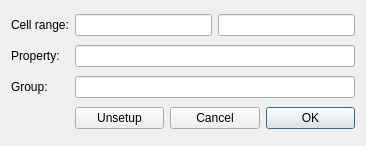
First picture: the form in src/Mod/Spreadsheet/Gui/DlgSheetConf.ui, repository southseact-3d/fcd, before the edit.
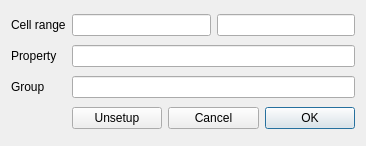
Second picture: the form after the edit. Custom widgets are drawn as their Qt base class.

What changed in the file:
```diff
--- a/src/Mod/Spreadsheet/Gui/DlgSheetConf.ui
+++ b/src/Mod/Spreadsheet/Gui/DlgSheetConf.ui
@@ -17,7 +17,7 @@
    <item row="0" column="0">
     <widget class="QLabel" name="label">
      <property name="text">
-      <string>Cell range:</string>
+      <string>Cell range</string>
      </property>
     </widget>
    </item>
@@ -54,7 +54,7 @@
    <item row="1" column="0">
     <widget class="QLabel" name="label_2">
      <property name="text">
-      <string>Property:</string>
+      <string>Property</string>
      </property>
     </widget>
    </item>
@@ -69,7 +69,7 @@
    <item row="2" column="0">
     <widget class="QLabel" name="label_3">
      <property name="text">
-      <string>Group:</string>
+      <string>Group</string>
      </property>
     </widget>
    </item>
```
Left out of the diff: 2 changed lines with no effect on the pictures.
